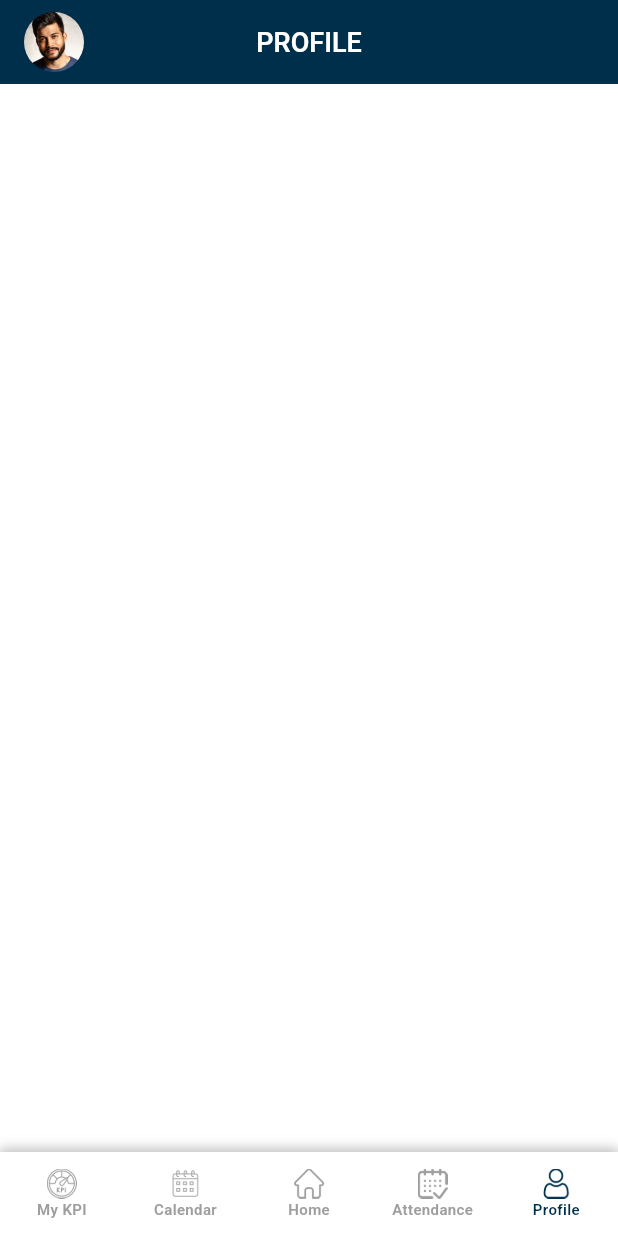
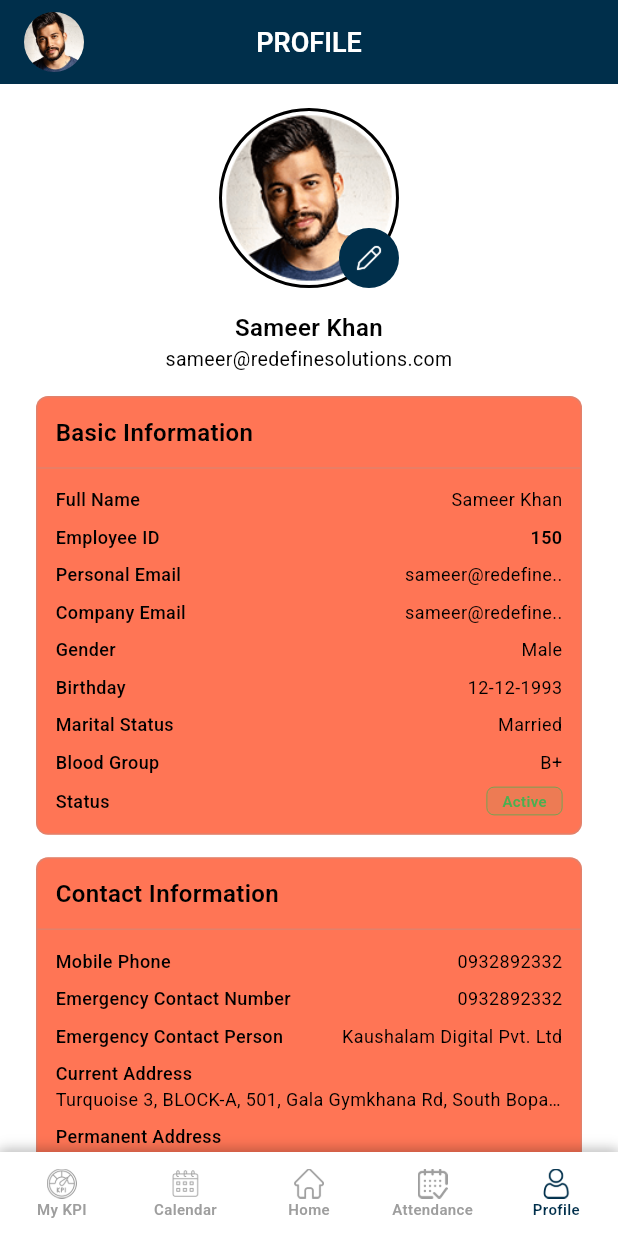
Before and after one commit to girishmobile/hrms_app, a Flutter app: the DashboardScreen screen opened by its route, item 5 of the bottom bar chosen, on a phone screen of 412 x 824 dp. Run offline on Flutter 3.47's test engine with Material 3 defaults, Android fonts, the phone set to English and light mode, and no system bars; our stand-ins replace cached_network_image, dropdown_button2, image_cropper, image_picker, permission_handler.

Commit message:
profile UI/UX done

```diff
--- a/lib/core/constants/color_utils.dart
+++ b/lib/core/constants/color_utils.dart
@@ -23,3 +23,4 @@ const Color colorTextDesc1 = Color.fromRGBO(0, 0, 0, 0.7);
 const Color colorBorder = Color.fromRGBO(158, 158, 158, 0.3);
 const Color colorBg = Color.fromRGBO(242, 242, 242, 1);
 const Color colorMenu = Color.fromRGBO(253, 0, 116, 1);
+const Color colorRed = Color.fromRGBO(178, 19, 19, 1);
--- a/lib/core/constants/image_utils.dart
+++ b/lib/core/constants/image_utils.dart
@@ -17,6 +17,7 @@ const String icMenuAttendance="$iconDashboardPath/attendance.png";
 const String icMenuCalender="$iconDashboardPath/calenders.png";
 const String icMenuUser="$iconDashboardPath/user.png";
 const String icDummyUser="$iconDashboardPath/ic_dummy_user.png";
+const String icEdit="$iconDashboardPath/edit.png";
 
 
 //==============================Product=============================
--- a/lib/core/widgets/component.dart
+++ b/lib/core/widgets/component.dart
@@ -1,9 +1,7 @@
 import 'dart:async';
-
 
 import 'package:cached_network_image/cached_network_image.dart';
 import 'package:flutter/cupertino.dart';
-import 'package:flutter/foundation.dart';
 import 'package:flutter/gestures.dart';
 import 'package:flutter/material.dart';
 import 'package:flutter/services.dart';
@@ -12,8 +10,6 @@ import 'package:hrms/core/constants/image_utils.dart';
 import '../../main.dart';
 import '../constants/color_utils.dart';
 import '../constants/string_utils.dart';
-
-
 
 AppBar commonAppBar({
   required final String title,
@@ -25,7 +21,6 @@ AppBar commonAppBar({
   final IconThemeData? iconTheme,
   final List<Color>? gradientColors,
 }) {
-
   return AppBar(
     surfaceTintColor: Colors.transparent,
     iconTheme: iconTheme,
@@ -38,7 +33,7 @@ AppBar commonAppBar({
       ),
     ),
     centerTitle: centerTitle,
-    backgroundColor: backgroundColor??colorProduct,
+    backgroundColor: backgroundColor ?? colorProduct,
     // important
     elevation: 0,
     actions: actions,
@@ -52,7 +47,7 @@ AppBar commonAppBar({
         ),
     flexibleSpace: Container(
       decoration: BoxDecoration(
-        color:backgroundColor??colorProduct,
+        color: backgroundColor ?? colorProduct,
         borderRadius: BorderRadius.circular(0),
       ),
     ),
@@ -135,7 +130,7 @@ Widget commonText({
           fontFamily: fontFamily,
           fontSize: fontSize,
           fontWeight: fontWeight,
-        color: color,
+          color: color,
           decoration: decoration,
         ),
   );
@@ -208,10 +203,10 @@ Widget commonButton({
 }) {
   return SizedBox(
     height: height ?? 56,
-    width: width??MediaQuery.sizeOf(navigatorKey.currentContext!).width,
+    width: width ?? MediaQuery.sizeOf(navigatorKey.currentContext!).width,
     child: DecoratedBox(
       decoration: BoxDecoration(
-        color: color??colorProduct ,
+        color: color ?? colorProduct,
 
         borderRadius: BorderRadius.circular(radius ?? 15),
       ),
@@ -243,8 +238,7 @@ Widget commonButton({
           mainAxisSize: MainAxisSize.min,
           children: [
             commonText(
-              color:
-                  textColor??Colors.white ,
+              color: textColor ?? Colors.white,
               text: text.toUpperCase(),
               fontSize: fontSize,
               // color: provider.isDark?colorDarkBgColor:Colors.white,
@@ -299,32 +293,20 @@ Widget commonTextField({
     autocorrect: false,
     onChanged: onChanged,
     inputFormatters: inputFormatters,
-    style:
-        textStyle ??
-        commonTextStyle(
-          fontSize: 14,
-
-        ),
+    style: textStyle ?? commonTextStyle(fontSize: 14),
     decoration: InputDecoration(
       hintText: hintText,
-      hintStyle:
-          hintStyle ??
-          commonTextStyle(
-
-          ),
+      hintStyle: hintStyle ?? commonTextStyle(),
       contentPadding: contentPadding,
 
       prefixIcon: prefixIcon,
       suffixIcon: suffixIcon,
       border:
-          enabledBorder ??
-          commonTextFiledBorder(borderRadius: borderRadius),
+          enabledBorder ?? commonTextFiledBorder(borderRadius: borderRadius),
       enabledBorder:
-          enabledBorder ??
-          commonTextFiledBorder(borderRadius: borderRadius),
+          enabledBorder ?? commonTextFiledBorder(borderRadius: borderRadius),
       focusedBorder:
-          enabledBorder ??
-          commonTextFiledBorder(borderRadius: borderRadius),
+          enabledBorder ?? commonTextFiledBorder(borderRadius: borderRadius),
       filled: filled,
       fillColor: fillColor,
     ),
@@ -556,7 +538,7 @@ Center commonErrorView({String? text}) {
         //commonAssetImage(icNoData, width: 100, height: 100),
         commonText(
           textAlign: TextAlign.center,
-          text: text??'',
+          text: text ?? '',
           fontSize: 14,
           fontWeight: FontWeight.w500,
           color: Colors.black.withValues(alpha: 0.5),
@@ -570,18 +552,16 @@ void hideKeyboard(BuildContext context) {
   FocusScope.of(context).unfocus();
 }
 
-
 void showCommonBottomSheet({
   required BuildContext context,
   required Widget content,
 
   bool isDismissible = true,
 }) {
-
   showModalBottomSheet(
     context: context,
     isScrollControlled: true,
-    backgroundColor:  Colors.white,
+    backgroundColor: Colors.white,
     isDismissible: isDismissible,
     shape: RoundedRectangleBorder(
       borderRadius: BorderRadius.vertical(top: Radius.circular(20)),
@@ -610,7 +590,7 @@ void appBottomSheetWithSafeArea({
   showModalBottomSheet(
     context: context,
     isScrollControlled: true,
-    backgroundColor:Colors.white,
+    backgroundColor: Colors.white,
     barrierColor: Colors.black.withValues(alpha: 0.2),
     builder: (context) {
       return Container(
@@ -744,7 +724,7 @@ String cleanFirebaseError(String message) {
   return message.replaceAll(RegExp(r"\[.*?\]\s*"), "");
 }
 
-Container commonAppBackground({required Widget child,Color ?color}) {
+Container commonAppBackground({required Widget child, Color? color}) {
   var size = MediaQuery.of(navigatorKey.currentContext!).size;
 
   return Container(
@@ -752,7 +732,7 @@ Container commonAppBackground({required Widget child,Color ?color}) {
     height: size.height,
     decoration: commonBoxDecoration(
       borderRadius: 0,
-      color:color?? Colors.white,
+      color: color ?? Colors.white,
       //image: DecorationImage(fit: BoxFit.fill, image: AssetImage(icSa)),
     ),
     child: child,
@@ -845,10 +825,7 @@ class BottomNavItems {
   ];
 }
 
-
-
 /// Helper model for filter items
-
 
 Widget commonCircleNetworkImage(
   String? imageUrl, {
@@ -946,14 +923,13 @@ Widget commonNetworkImage(
                     ),
                   ),
               errorWidget: (context, url, error) =>
-                  errorWidget ?? Center(child: commonAssetImage('icErrorImage')),
+                  errorWidget ??
+                  Center(child: commonAssetImage('icErrorImage')),
             )
           : (errorWidget ?? Center(child: commonAssetImage('icErrorImage'))),
     ),
   );
 }
-
-
 
 Widget commonErrorBoxView({required String text, Color? colorText}) {
   return Container(
@@ -973,9 +949,6 @@ Widget commonErrorBoxView({required String text, Color? colorText}) {
     ),
   );
 }
-
-
-
 
 Widget commonRefreshIndicator({
   required final Future<void> Function() onRefresh,
@@ -998,7 +971,6 @@ Widget commonTextRich({
   TextStyle? textStyle2,
   GestureRecognizer? onTap,
 }) {
-
   return Text.rich(
     textAlign: textAlign ?? TextAlign.center,
     TextSpan(
@@ -1020,3 +992,67 @@ Widget commonTextRich({
     ),
   );
 }
+
+Widget commonBoxView({required Widget contentView, required String title}) {
+  return Container(
+    decoration: commonBoxDecoration(
+        color: colorSale,
+        borderColor: colorBorder, borderRadius: 8),
+    margin: const EdgeInsets.all(0),
+    child: Column(
+      crossAxisAlignment: CrossAxisAlignment.start,
+      children: [
+        // Title
+        commonHeadingView(title: title,),
+
+        const Divider(height: 0.5, color: colorBorder),
+
+        // Content
+        Padding(padding: const EdgeInsets.all(12.0), child: contentView),
+      ],
+    ),
+  );
+}
+
+Widget commonRowLeftRightView({required String title,  String? value,Widget? customView}) {
+  return Row(
+    children: [
+      Expanded(
+
+        child: commonText(
+          text: title,
+          fontWeight: FontWeight.w500,
+          fontSize: 12,
+        ),
+      ),
+      Expanded(
+        child: customView??commonText(
+          text: value??'',
+          maxLines: 1,
+          overflow: TextOverflow.ellipsis,
+          textAlign: TextAlign.right,
+          fontWeight: FontWeight.w400,
+          fontSize: 12,
+        ),
+      ),
+    ],
+  );
+}
+
+
+Widget commonHeadingView({String? title}) {
+  return Padding(
+    padding: EdgeInsets.all(12.0),
+    child: Row(
+      children: [
+        Expanded(
+          child: commonText(
+            text: title ?? "Product Information",
+            fontSize: 16,
+            fontWeight: FontWeight.w600,
+          ),
+        ),
+      ],
+    ),
+  );
+}
--- /dev/null
+++ b/lib/core/widgets/profile_view.dart
@@ -0,0 +1,78 @@
+import 'dart:io';
+import 'package:flutter/material.dart';
+import 'package:provider/provider.dart';
+
+import '../../main.dart';
+import '../../provider/profile_provider.dart';
+import '../constants/color_utils.dart';
+import '../constants/image_utils.dart';
+import 'component.dart';
+import 'image_pick_and_crop_widget.dart';
+
+class ProfileView extends StatelessWidget {
+  final String? assetPath;
+
+  const ProfileView({super.key, this.assetPath});
+
+  @override
+  Widget build(BuildContext context) {
+    final provider = Provider.of<ProfileProvider>(context);
+    ImageProvider imageProvider;
+
+    if (provider.pickedFile != null) {
+      imageProvider = FileImage(provider.pickedFile!);
+    } else if (provider.imageUrl != null && provider.imageUrl!.isNotEmpty) {
+      imageProvider = NetworkImage(provider.imageUrl!);
+    } else {
+      imageProvider = AssetImage(assetPath ?? icDummyUser);
+    }
+
+    return Stack(
+      children: [
+        // Profile Image
+        Container(
+          width: 120,
+          height: 120,
+          decoration: commonBoxDecoration(
+            borderColor: Colors.black,
+            borderWidth: 2,
+            shape: BoxShape.circle,
+
+            image: DecorationImage(
+              image: imageProvider,
+              fit: BoxFit.cover,
+            ),
+          ),
+        ),
+
+        // Edit Icon
+        Positioned(
+          right: 0,
+          bottom: 0,
+          child: commonInkWell(
+            onTap: () async {
+              final path = await CommonImagePicker.pickImage(
+                context: navigatorKey.currentContext!,
+              );
+              if (path != null) {
+                provider.setPickedFile(File(path));
+                print('✅ Image updated: $path');
+              }
+            },
+            child: Container(
+              width: 40,
+              height: 40,
+              decoration: commonBoxDecoration(
+                shape: BoxShape.circle,
+                color: colorProduct,
+              ),
+              child: Center(
+                child: commonPrefixIcon(image: icEdit, colorIcon: Colors.white,width: 20,height: 20),
+              ),
+            ),
+          ),
+        ),
+      ],
+    );
+  }
+}
--- a/lib/main.dart
+++ b/lib/main.dart
@@ -2,6 +2,7 @@ import 'package:flutter/material.dart';
 import 'package:hrms/provider/dashboard_provider.dart';
 import 'package:hrms/provider/leave_provider.dart';
 import 'package:hrms/provider/login_provider.dart';
+import 'package:hrms/provider/profile_provider.dart';
 import 'package:hrms/provider/theme_provider.dart';
 import 'package:provider/provider.dart';
 
@@ -18,6 +19,7 @@ List<SingleChildWidget> providers =[
   ChangeNotifierProvider<LoginProvider>(create: (_) => LoginProvider()),
   ChangeNotifierProvider<DashboardProvider>(create: (_) => DashboardProvider()),
   ChangeNotifierProvider<LeaveProvider>(create: (_) => LeaveProvider()),
+  ChangeNotifierProvider<ProfileProvider>(create: (_) => ProfileProvider()),
 ];
 void main() {
   runApp(
--- /dev/null
+++ b/lib/provider/profile_provider.dart
@@ -0,0 +1,26 @@
+import 'dart:io';
+import 'package:flutter/material.dart';
+
+class ProfileProvider extends ChangeNotifier {
+  File? _pickedFile;
+  String? _imageUrl;
+
+  File? get pickedFile => _pickedFile;
+  String? get imageUrl => _imageUrl;
+
+  void setNetworkImage(String url) {
+    _imageUrl = url;
+    notifyListeners();
+  }
+
+  void setPickedFile(File file) {
+    _pickedFile = file;
+    notifyListeners();
+  }
+
+  void clearImage() {
+    _pickedFile = null;
+    _imageUrl = null;
+    notifyListeners();
+  }
+}
--- a/lib/view/dashboard/dashboard_screen.dart
+++ b/lib/view/dashboard/dashboard_screen.dart
@@ -2,6 +2,7 @@ import 'package:flutter/material.dart';
 import 'package:hrms/core/constants/image_utils.dart';
 import 'package:hrms/core/constants/string_utils.dart';
 import 'package:hrms/view/dashboard/page/home_page.dart';
+import 'package:hrms/view/dashboard/page/profile_page.dart';
 import 'package:provider/provider.dart';
 
 import '../../core/constants/color_utils.dart';
@@ -28,7 +29,7 @@ class _DashboardScreenState extends State<DashboardScreen> {
       case 3:
         return Container();
       case 4:
-        return Container();
+        return ProfilePage();
       default:
         return Container();
     }
--- /dev/null
+++ b/lib/view/dashboard/page/profile_page.dart
@@ -0,0 +1,213 @@
+import 'package:flutter/material.dart';
+import 'package:hrms/core/constants/color_utils.dart';
+import 'package:hrms/core/constants/image_utils.dart';
+import 'package:hrms/core/widgets/component.dart';
+
+import '../../../core/routes/app_routes.dart';
+import '../../../core/widgets/profile_view.dart';
+import '../../../main.dart';
+
+class ProfilePage extends StatelessWidget {
+  const ProfilePage({super.key});
+
+  @override
+  Widget build(BuildContext context) {
+    return ListView(
+      padding: const EdgeInsets.symmetric(horizontal: 24, vertical: 16),
+      physics: BouncingScrollPhysics(),
+      children: [
+        Center(child: ProfileView(assetPath: icDummyUser)),
+
+        SizedBox(height: 15),
+        commonText(
+          text: "Sameer Khan",
+          textAlign: TextAlign.center,
+          fontWeight: FontWeight.w600,
+          fontSize: 16,
+        ),
+        commonText(
+          text: "sameer@redefinesolutions.com",
+          textAlign: TextAlign.center,
+          fontWeight: FontWeight.w400,
+          fontSize: 13,
+        ),
+        SizedBox(height: 15),
+        commonBoxView(
+          contentView: Column(
+            spacing: 8,
+
+            children: [
+              commonRowLeftRightView(title: 'Full Name', value: 'Sameer Khan'),
+              commonRowLeftRightView(
+                title: 'Employee ID',
+                customView: commonText(
+                  text: "150",
+                  textAlign: TextAlign.right,
+                  fontSize: 12,
+                  fontWeight: FontWeight.w600,
+                ),
+              ),
+              commonRowLeftRightView(
+                title: 'Personal Email',
+                value: 'sameer@redefine..',
+              ),
+              commonRowLeftRightView(
+                title: 'Company Email',
+                value: 'sameer@redefine..',
+              ),
+              commonRowLeftRightView(title: 'Gender', value: 'Male'),
+              commonRowLeftRightView(title: 'Birthday', value: '12-12-1993'),
+              commonRowLeftRightView(title: 'Marital Status', value: 'Married'),
+              commonRowLeftRightView(title: 'Blood Group', value: 'B+'),
+              commonRowLeftRightView(
+                title: 'Status',
+                customView: Row(
+                  mainAxisAlignment: MainAxisAlignment.end,
+                  mainAxisSize: MainAxisSize.min,
+                  children: [
+                    Container(
+                      decoration: commonBoxDecoration(
+                        borderRadius: 5,
+                        borderColor: Colors.green,
+                        borderWidth: 0.5,
+
+                        color: Colors.green.withValues(alpha: 0.10),
+                      ),
+                      padding: EdgeInsets.symmetric(
+                        vertical: 2,
+                        horizontal: 10,
+                      ),
+                      child: commonText(
+                        text: "Active",
+                        textAlign: TextAlign.right,
+                        color: Colors.green,
+                        fontSize: 10,
+                        fontWeight: FontWeight.w600,
+                      ),
+                    ),
+                  ],
+                ),
+              ),
+            ],
+          ),
+          title: 'Basic Information',
+        ),
+
+        SizedBox(height: 15),
+        commonBoxView(
+          contentView: Column(
+
+            spacing: 8,
+            children: [
+              commonRowLeftRightView(
+                title: 'Mobile Phone',
+                value: '0932892332',
+              ),
+              commonRowLeftRightView(
+                title: 'Emergency Contact Number',
+                value: '0932892332',
+              ),
+              commonRowLeftRightView(
+                title: 'Emergency Contact Person',
+                value: 'Kaushalam Digital Pvt. Ltd',
+              ),
+
+          Column(
+            mainAxisAlignment: MainAxisAlignment.start,
+            crossAxisAlignment: CrossAxisAlignment.start,
+            children: [
+              commonText(
+                text: "Current Address",
+                fontWeight: FontWeight.w500,
+                fontSize: 12,
+              ),
+              commonText(
+                text: 'Turquoise 3, BLOCK-A, 501, Gala Gymkhana Rd, South Bopal, Bopal, Ahmedabad, Gujarat 380058',
+                maxLines: 1,
+                overflow: TextOverflow.ellipsis,
+
+                fontWeight: FontWeight.w400,
+                fontSize: 12,
+              ),
+            ],
+          ),
+              Column(
+                mainAxisAlignment: MainAxisAlignment.start,
+                crossAxisAlignment: CrossAxisAlignment.start,
+                children: [
+                  commonText(
+                    text: "Permanent Address",
+                    fontWeight: FontWeight.w500,
+                    fontSize: 12,
+                  ),
+                  commonText(
+                    text:'Turquoise 3, BLOCK-A, 501, Gala Gymkhana Rd, South Bopal, Bopal, Ahmedabad, Gujarat 380058',
+
+                    fontWeight: FontWeight.w400,
+                    fontSize: 12,
+                  ),
+                ],
+              ),
+
+
+            ],
+          ),
+          title: 'Contact Information',
+        ),
+        SizedBox(height: 15),
+
+        commonBoxView(
+          contentView: Column(
+            spacing: 8,
+            children: [
+              commonRowLeftRightView(
+                title: 'Department',
+                value: 'Mobile Application Developer',
+              ),
+              commonRowLeftRightView(
+                title: 'Designation',
+                value: 'Flutter Developer',
+              ),
+              commonRowLeftRightView(
+                title: 'Batch',
+                value: 'Batch:- 9:30 to 7:30',
+              ),
+              commonRowLeftRightView(
+                title: 'Joining Date',
+                value: '06-05-2024',
+              ),
+              commonRowLeftRightView(
+                title: 'Work Duration',
+                value: '1 year, 5 months, 22 days ago',
+              ),
+            ],
+          ),
+          title: 'Company Relations',
+        ),
+        SizedBox(height: 30),
+
+        commonButton(
+          color: colorRed,
+          radius: 8,
+          text: "Logout",
+          onPressed: () {
+            showCommonDialog(
+              confirmText: "Yes",
+              onPressed: () async {
+                navigatorKey.currentState?.pushNamedAndRemoveUntil(
+                  RouteName.loginScreen,
+                  (Route<dynamic> route) => false,
+                );
+              },
+              cancelText: "No",
+              title: "Logout?",
+              context: context,
+              content: "Are you sure want to logout",
+            );
+          },
+        ),
+        SizedBox(height: 20),
+      ],
+    );
+  }
+}
--- a/pubspec.yaml
+++ b/pubspec.yaml
@@ -38,6 +38,9 @@ dependencies:
   cached_network_image: ^3.4.1
   intl: ^0.20.2
   dropdown_button2: ^2.3.9
+  image_cropper: ^11.0.0
+  image_picker: ^1.2.0
+  permission_handler: ^12.0.1
 
 dev_dependencies:
   flutter_test:
```
Also changed, not shown: lib/core/widgets/image_pick_and_crop_widget.dart (added, +186 -0 lines), pubspec.lock, 8 other files.
